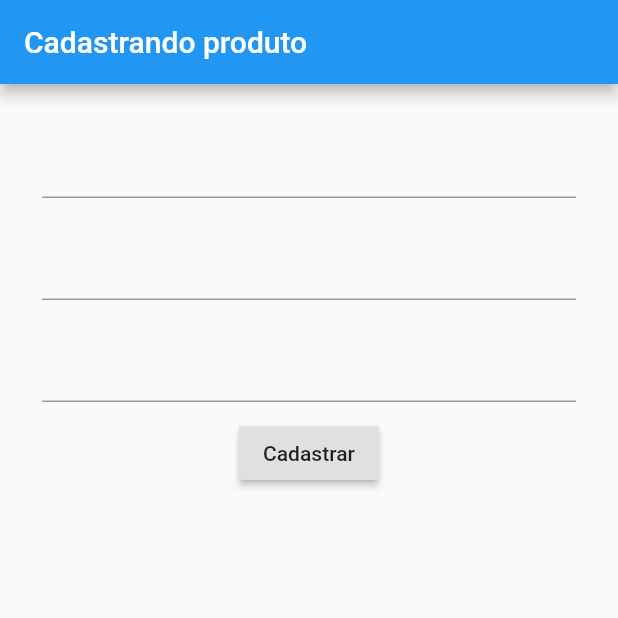
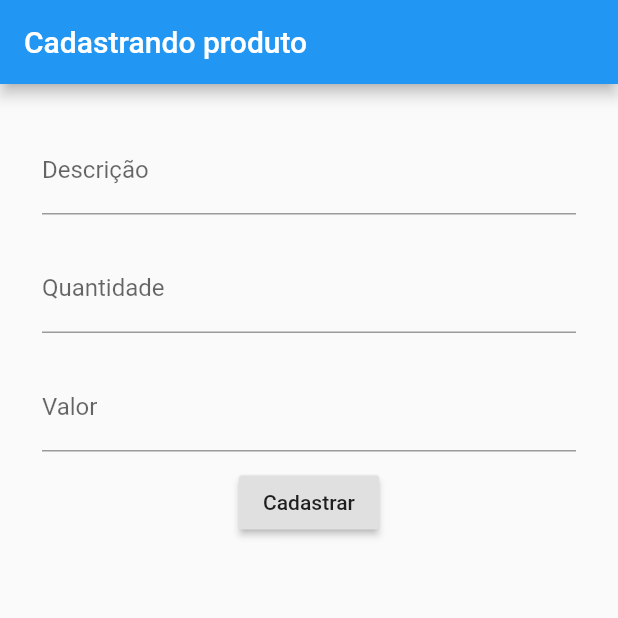
Before and after one commit to fabriciocovalesci/App-mercado, a Flutter app: the screen it shows after launch, on a phone screen of 412 x 824 dp, the top half of it. Run offline on Flutter 3.47's test engine with Material 2 defaults, Android fonts, the phone set to English and light mode, and no system bars.

Commit message:
Add label de descrição

```diff
--- a/lib/main.dart
+++ b/lib/main.dart
@@ -24,15 +24,27 @@ class MyApp extends StatelessWidget {
           children: <Widget>[
             Padding(
               padding: const EdgeInsets.all(10.0),
-              child: TextField(controller: _controleNome,),
+              child: TextField(
+                controller: _controleNome,
+                decoration: InputDecoration(labelText: 'Descrição'),
+                keyboardType: TextInputType.text,
+                ),
             ),
             Padding(
               padding: const EdgeInsets.all(10.0),
-              child: TextField(controller: _controleQuantidade,),
+              child: TextField(
+                controller: _controleQuantidade,
+                decoration: InputDecoration(labelText: 'Quantidade'),
+                keyboardType: TextInputType.number,
+                ),
             ),
             Padding(
               padding: const EdgeInsets.all(10.0),
-              child: TextField(controller: _controleValor,),
+              child: TextField(
+                controller: _controleValor,
+                decoration: InputDecoration(labelText: 'Valor'),
+                keyboardType: TextInputType.number,
+                ),
             ),
             RaisedButton(
       child: Text('Cadastrar'),
```
